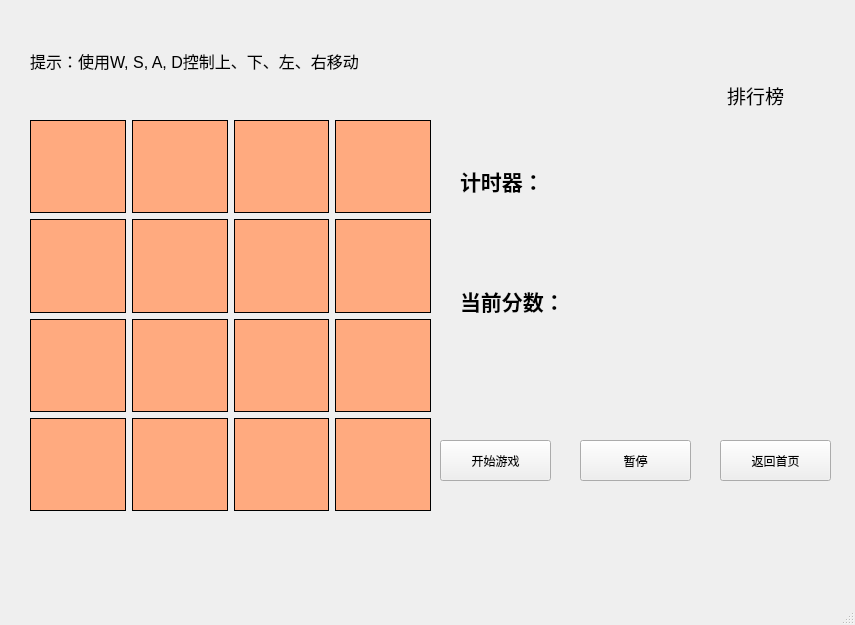
First picture: the form in mainwindow.ui, repository blue-stream111/Bit-2048, before the edit.
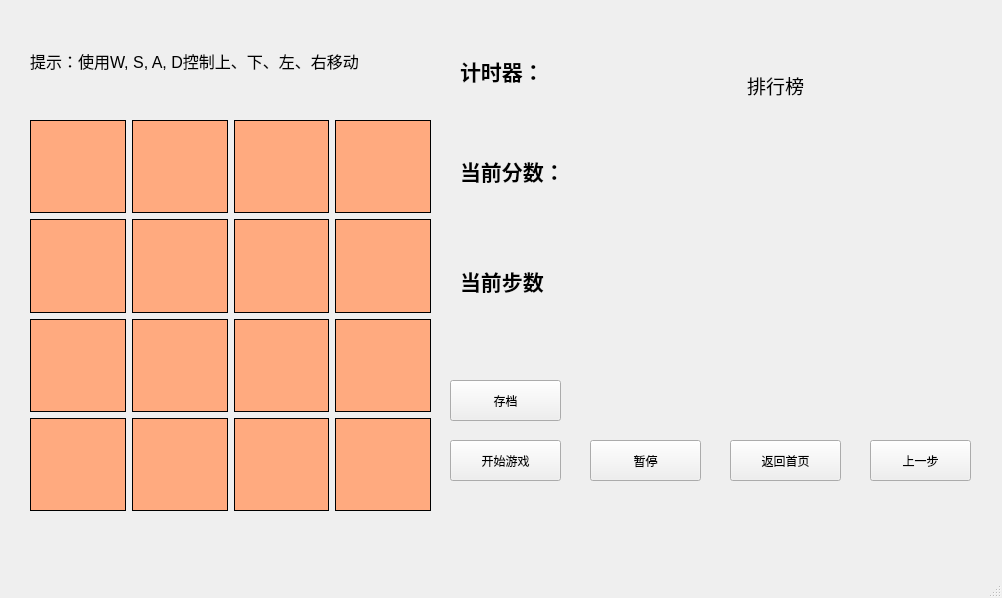
Second picture: the form after the edit. Custom widgets are drawn as their Qt base class.

```diff
--- a/mainwindow.ui
+++ b/mainwindow.ui
@@ -6,8 +6,8 @@
    <rect>
     <x>0</x>
     <y>0</y>
-    <width>855</width>
-    <height>625</height>
+    <width>1002</width>
+    <height>598</height>
    </rect>
   </property>
   <property name="windowTitle">
@@ -393,7 +393,7 @@
     <property name="geometry">
      <rect>
       <x>460</x>
-      <y>160</y>
+      <y>50</y>
       <width>101</width>
       <height>41</height>
      </rect>
@@ -412,12 +412,18 @@
     <property name="geometry">
      <rect>
       <x>680</x>
-      <y>117</y>
-      <width>171</width>
+      <y>110</y>
+      <width>261</width>
       <height>271</height>
      </rect>
     </property>
     <layout class="QFormLayout" name="formLayout">
+     <property name="fieldGrowthPolicy">
+      <enum>QFormLayout::FieldGrowthPolicy::ExpandingFieldsGrow</enum>
+     </property>
+     <property name="horizontalSpacing">
+      <number>2</number>
+     </property>
      <item row="0" column="0">
       <widget class="QLabel" name="rk1">
        <property name="sizePolicy">
@@ -563,6 +569,9 @@
      </item>
      <item row="0" column="1">
       <widget class="QLabel" name="score1">
+       <property name="enabled">
+        <bool>true</bool>
+       </property>
        <property name="sizePolicy">
         <sizepolicy hsizetype="Expanding" vsizetype="Expanding">
          <horstretch>0</horstretch>
@@ -579,8 +588,8 @@
    <widget class="QLabel" name="labelRank">
     <property name="geometry">
      <rect>
-      <x>710</x>
-      <y>80</y>
+      <x>730</x>
+      <y>70</y>
       <width>91</width>
       <height>31</height>
      </rect>
@@ -602,7 +611,7 @@
     <property name="geometry">
      <rect>
       <x>460</x>
-      <y>280</y>
+      <y>150</y>
       <width>101</width>
       <height>41</height>
      </rect>
@@ -620,7 +629,7 @@
    <widget class="QPushButton" name="pushStart">
     <property name="geometry">
      <rect>
-      <x>440</x>
+      <x>450</x>
       <y>440</y>
       <width>111</width>
       <height>41</height>
@@ -633,7 +642,7 @@
    <widget class="QPushButton" name="pushSuspend">
     <property name="geometry">
      <rect>
-      <x>580</x>
+      <x>590</x>
       <y>440</y>
       <width>111</width>
       <height>41</height>
@@ -646,7 +655,7 @@
    <widget class="QPushButton" name="pushBack">
     <property name="geometry">
      <rect>
-      <x>720</x>
+      <x>730</x>
       <y>440</y>
       <width>111</width>
       <height>41</height>
@@ -659,8 +668,8 @@
    <widget class="QLabel" name="labelTimer">
     <property name="geometry">
      <rect>
-      <x>470</x>
-      <y>210</y>
+      <x>450</x>
+      <y>100</y>
       <width>171</width>
       <height>51</height>
      </rect>
@@ -668,7 +677,7 @@
     <property name="font">
      <font>
       <family>Consolas</family>
-      <pointsize>28</pointsize>
+      <pointsize>24</pointsize>
       <bold>true</bold>
      </font>
     </property>
@@ -679,8 +688,8 @@
    <widget class="QLabel" name="labelScore">
     <property name="geometry">
      <rect>
-      <x>470</x>
-      <y>330</y>
+      <x>450</x>
+      <y>200</y>
       <width>171</width>
       <height>51</height>
      </rect>
@@ -688,7 +697,7 @@
     <property name="font">
      <font>
       <family>Consolas</family>
-      <pointsize>28</pointsize>
+      <pointsize>24</pointsize>
       <bold>true</bold>
      </font>
     </property>
@@ -696,6 +705,71 @@
      <string/>
     </property>
    </widget>
+   <widget class="QPushButton" name="pushLast">
+    <property name="geometry">
+     <rect>
+      <x>870</x>
+      <y>440</y>
+      <width>101</width>
+      <height>41</height>
+     </rect>
+    </property>
+    <property name="text">
+     <string>上一步</string>
+    </property>
+   </widget>
+   <widget class="QLabel" name="labelStep">
+    <property name="geometry">
+     <rect>
+      <x>450</x>
+      <y>310</y>
+      <width>171</width>
+      <height>51</height>
+     </rect>
+    </property>
+    <property name="font">
+     <font>
+      <family>Consolas</family>
+      <pointsize>24</pointsize>
+      <bold>true</bold>
+     </font>
+    </property>
+    <property name="text">
+     <string/>
+    </property>
+   </widget>
+   <widget class="QLabel" name="labelStep_">
+    <property name="geometry">
+     <rect>
+      <x>460</x>
+      <y>260</y>
+      <width>101</width>
+      <height>41</height>
+     </rect>
+    </property>
+    <property name="font">
+     <font>
+      <pointsize>16</pointsize>
+      <bold>true</bold>
+     </font>
+    </property>
+    <property name="text">
+     <string>当前步数</string>
+    </property>
+   </widget>
+   <widget class="QPushButton" name="pushSave">
+    <property name="geometry">
+     <rect>
+      <x>450</x>
+      <y>380</y>
+      <width>111</width>
+      <height>41</height>
+     </rect>
+    </property>
+    <property name="text">
+     <string>存档</string>
+    </property>
+   </widget>
   </widget>
   <widget class="QStatusBar" name="statusbar"/>
   <widget class="QMenuBar" name="menubar">
@@ -709,6 +783,13 @@
    </property>
   </widget>
  </widget>
+ <customwidgets>
+  <customwidget>
+   <class>MyLabel</class>
+   <extends>QLabel</extends>
+   <header location="global">../../../../mylabel.h</header>
+  </customwidget>
+ </customwidgets>
  <resources/>
  <connections/>
 </ui>
```
Left out of the diff: 404 changed lines with no effect on the pictures.
